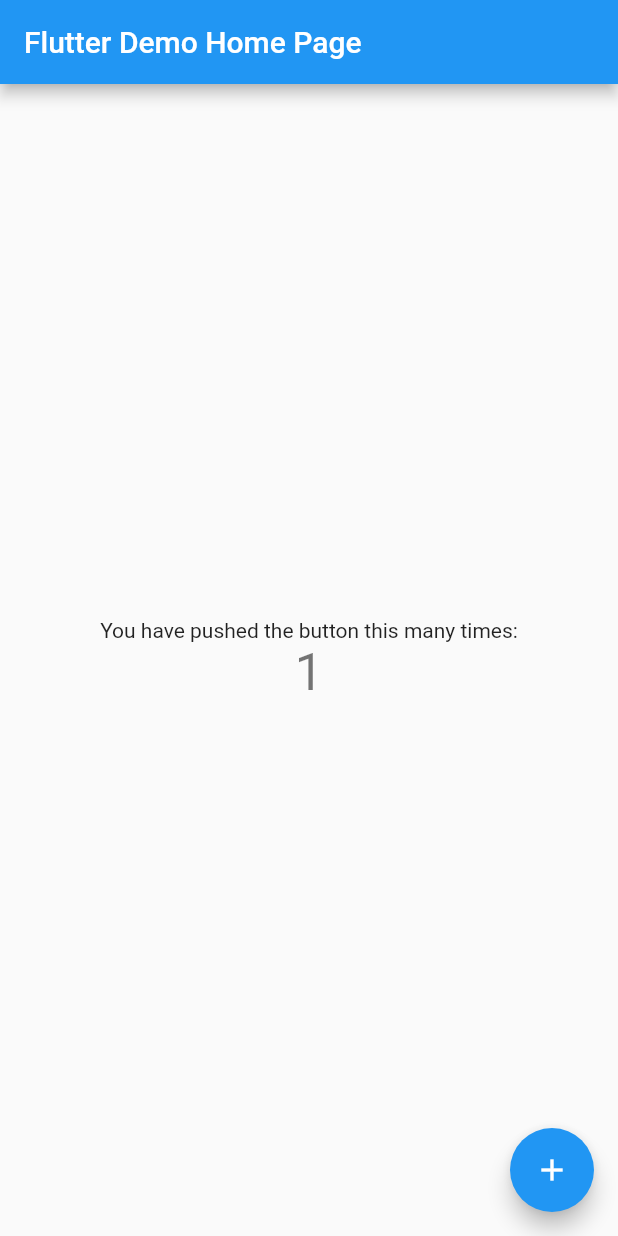
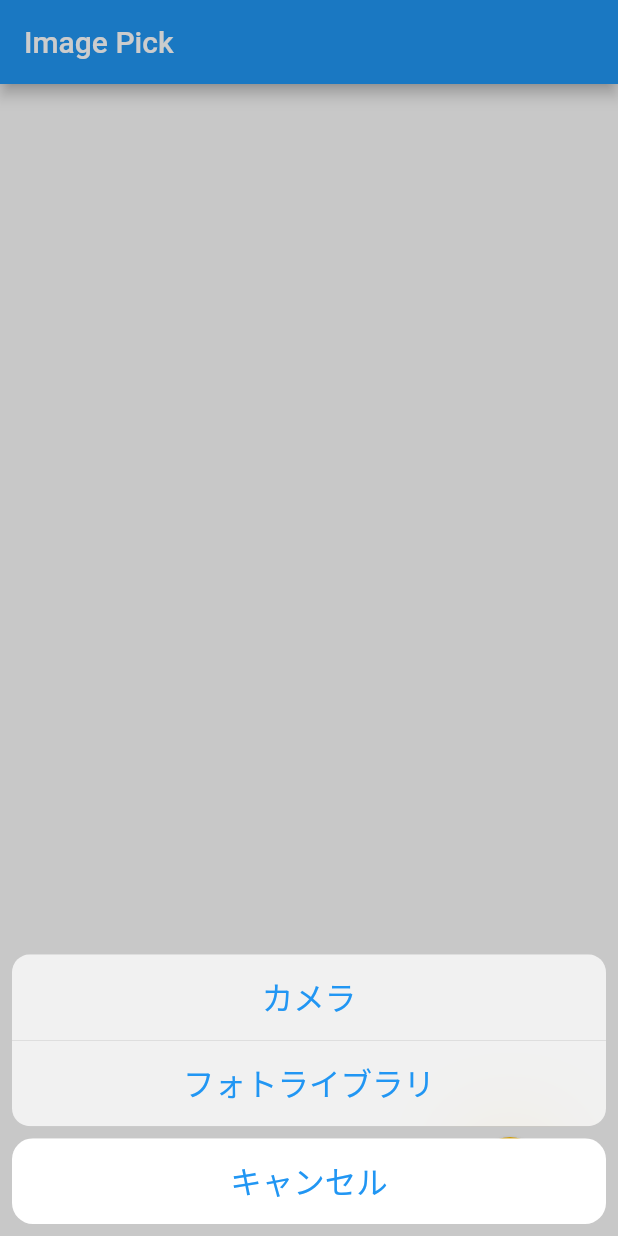
Before and after one commit to mkurom/flutter_action_test_app, a Flutter app: the screen it shows after launch, after a tap on the "add" icon, on a phone screen of 412 x 824 dp. Run offline on Flutter 3.47's test engine with Material 2 defaults, Android fonts, the phone set to English and light mode, and no system bars; our stand-ins replace camera, image_picker.

Commit message:
image_picker 確認

```diff
--- /dev/null
+++ b/lib/image_picker/image_pick.dart
@@ -0,0 +1,104 @@
+import 'dart:io';
+
+import 'package:flutter/cupertino.dart';
+import 'package:flutter/material.dart';
+import 'package:image_picker/image_picker.dart';
+
+class ImagePick extends StatefulWidget {
+  const ImagePick({Key? key}) : super(key: key);
+
+  @override
+  _ImagePickState createState() => _ImagePickState();
+}
+
+class _ImagePickState extends State<ImagePick> {
+  File? tempPhoto;
+  final _picker = ImagePicker();
+
+  @override
+  Widget build(BuildContext context) {
+    return Scaffold(
+      appBar: AppBar(
+        title: const Text('Image Pick'),
+      ),
+      body: Padding(
+        padding: const EdgeInsets.symmetric(horizontal: 40, vertical: 20),
+        child: Column(
+          children: [
+            Spacer(),
+            Center(
+              child: Stack(
+                alignment: Alignment.bottomRight,
+                children: [
+                  tempPhoto == null
+                      ? Container()
+                      : CircleAvatar(
+                          radius: 84,
+                          backgroundImage: FileImage(tempPhoto!),
+                        ),
+                  ElevatedButton(
+                    style: ElevatedButton.styleFrom(
+                      primary: Colors.amber,
+                      shape: const CircleBorder(),
+                      padding: const EdgeInsets.all(10),
+                    ),
+                    onPressed: _getImage,
+                    child: const Icon(Icons.add),
+                  ),
+                ],
+              ),
+            ),
+          ],
+        ),
+      ),
+    );
+  }
+
+  Future<void> _getImage() async {
+    final imageFile = await showCupertinoModalPopup<XFile>(
+      context: context,
+      builder: (ctx) => CupertinoActionSheet(
+        actions: [
+          CupertinoActionSheetAction(
+            onPressed: () => _picker
+                .pickImage(
+                  source: ImageSource.camera,
+                  maxWidth: 512,
+                  maxHeight: 512,
+                )
+                .then((value) => Navigator.of(ctx).pop(value)),
+            child: const Text('カメラ'),
+          ),
+          CupertinoActionSheetAction(
+            onPressed: () => _picker
+                .pickImage(
+                  source: ImageSource.gallery,
+                  maxWidth: 512,
+                  maxHeight: 512,
+                )
+                .then((value) => Navigator.of(ctx).pop(value)),
+            child: const Text('フォトライブラリ'),
+          ),
+        ],
+        cancelButton: CupertinoActionSheetAction(
+          onPressed: () => Navigator.of(ctx).pop(),
+          child: const Text('キャンセル'),
+        ),
+      ),
+    );
+
+    if (imageFile == null) {
+      setState(
+        () {
+          tempPhoto = null;
+        },
+      );
+    } else {
+      setState(
+        () {
+          tempPhoto = File(imageFile.path);
+        },
+      );
+    }
+  }
+}
--- a/lib/main.dart
+++ b/lib/main.dart
@@ -1,113 +1,46 @@
+import 'dart:io';
+
+import 'package:flutter/cupertino.dart';
 import 'package:flutter/material.dart';
+import 'package:camera/camera.dart';
+import 'package:flutter_action_test_app/camera/camera.dart';
+import 'package:flutter_action_test_app/image_picker/image_pick.dart';
+import 'package:image_picker/image_picker.dart';
 
-void main() {
-  runApp(MyApp());
+void main() async {
+  WidgetsFlutterBinding.ensureInitialized();
+
+  final cameras = await availableCameras();
+
+  final firstCamera = cameras.first;
+
+  // runApp(MyHomePage());
+
+  runApp(MyApp(
+    firstCamera: firstCamera,
+  ));
 }
 
 class MyApp extends StatelessWidget {
-  // This widget is the root of your application.
+  const MyApp({
+    Key? key,
+    required this.firstCamera,
+  });
+
+  final CameraDescription firstCamera;
+
   @override
   Widget build(BuildContext context) {
     return MaterialApp(
       title: 'Flutter Demo',
       theme: ThemeData(
-        // This is the theme of your application.
-        //
-        // Try running your application with "flutter run". You'll see the
-        // application has a blue toolbar. Then, without quitting the app, try
-        // changing the primarySwatch below to Colors.green and then invoke
-        // "hot reload" (press "r" in the console where you ran "flutter run",
-        // or simply save your changes to "hot reload" in a Flutter IDE).
-        // Notice that the counter didn't reset back to zero; the application
-        // is not restarted.
         primarySwatch: Colors.blue,
       ),
-      home: MyHomePage(title: 'Flutter Demo Home Page'),
+      // home: TakePictureScreen(
+      //   camera: firstCamera,
+      // ),
+      //
+      home: ImagePick(),
     );
   }
 }
-
-class MyHomePage extends StatefulWidget {
-  MyHomePage({Key? key, required this.title}) : super(key: key);
-
-  // This widget is the home page of your application. It is stateful, meaning
-  // that it has a State object (defined below) that contains fields that affect
-  // how it looks.
-
-  // This class is the configuration for the state. It holds the values (in this
-  // case the title) provided by the parent (in this case the App widget) and
-  // used by the build method of the State. Fields in a Widget subclass are
-  // always marked "final".
-
-  final String title;
-
-  @override
-  _MyHomePageState createState() => _MyHomePageState();
-}
-
-class _MyHomePageState extends State<MyHomePage> {
-  int _counter = 0;
-
-  void _incrementCounter() {
-    setState(() {
-      // This call to setState tells the Flutter framework that something has
-      // changed in this State, which causes it to rerun the build method below
-      // so that the display can reflect the updated values. If we changed
-      // _counter without calling setState(), then the build method would not be
-      // called again, and so nothing would appear to happen.
-      _counter++;
-    });
-  }
-
-  @override
-  Widget build(BuildContext context) {
-    // This method is rerun every time setState is called, for instance as done
-    // by the _incrementCounter method above.
-    //
-    // The Flutter framework has been optimized to make rerunning build methods
-    // fast, so that you can just rebuild anything that needs updating rather
-    // than having to individually change instances of widgets.
-    return Scaffold(
-      appBar: AppBar(
-        // Here we take the value from the MyHomePage object that was created by
-        // the App.build method, and use it to set our appbar title.
-        title: Text(widget.title),
-      ),
-      body: Center(
-        // Center is a layout widget. It takes a single child and positions it
-        // in the middle of the parent.
-        child: Column(
-          // Column is also a layout widget. It takes a list of children and
-          // arranges them vertically. By default, it sizes itself to fit its
-          // children horizontally, and tries to be as tall as its parent.
-          //
-          // Invoke "debug painting" (press "p" in the console, choose the
-          // "Toggle Debug Paint" action from the Flutter Inspector in Android
-          // Studio, or the "Toggle Debug Paint" command in Visual Studio Code)
-          // to see the wireframe for each widget.
-          //
-          // Column has various properties to control how it sizes itself and
-          // how it positions its children. Here we use mainAxisAlignment to
-          // center the children vertically; the main axis here is the vertical
-          // axis because Columns are vertical (the cross axis would be
-          // horizontal).
-          mainAxisAlignment: MainAxisAlignment.center,
-          children: <Widget>[
-            Text(
-              'You have pushed the button this many times:',
-            ),
-            Text(
-              '$_counter',
-              style: Theme.of(context).textTheme.headline4,
-            ),
-          ],
-        ),
-      ),
-      floatingActionButton: FloatingActionButton(
-        onPressed: _incrementCounter,
-        tooltip: 'Increment',
-        child: Icon(Icons.add),
-      ), // This trailing comma makes auto-formatting nicer for build methods.
-    );
-  }
-}
```
Also changed, not shown: pubspec.yaml (+2 -53 lines), pubspec.lock.
